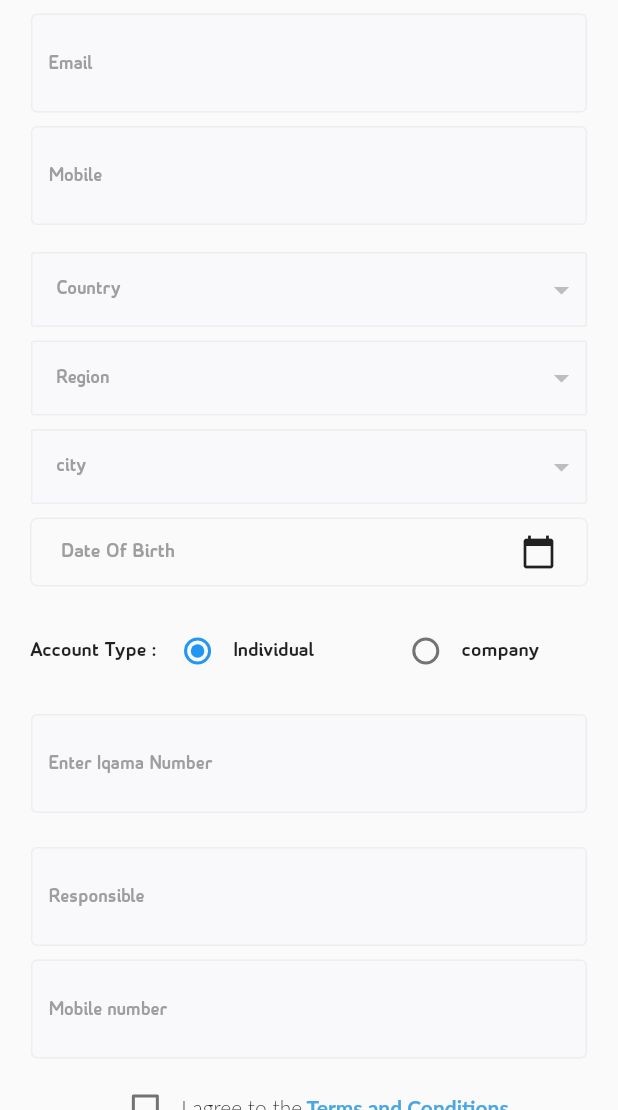
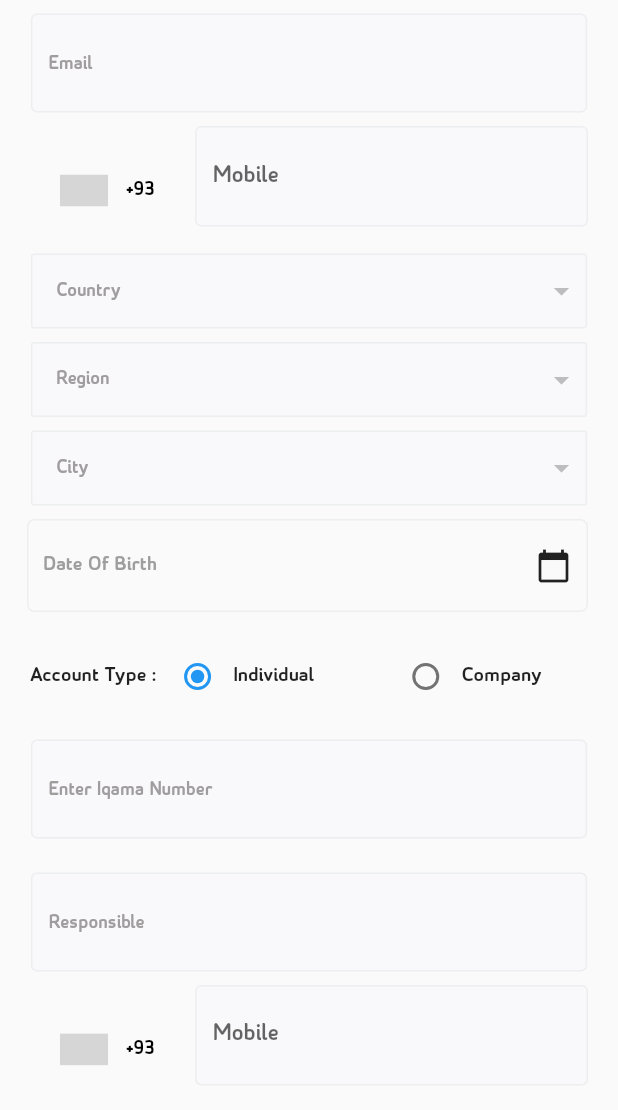
Before and after one commit to syabdullah/success-stations, a Flutter app: the CompanySignUp screen opened directly, on a phone screen of 412 x 824 dp, the part 126-1236 px from its top. Run offline on Flutter 3.47's test engine with Material 2 defaults, Android fonts, the phone set to English and light mode, and no system bars; drawn by our look-alikes of intl_phone_number_input; our stand-ins replace carousel_slider, dio, dotted_border, firebase_core, firebase_crashlytics, flutter_html and 18 more; missing offline and left inert: clippy_flutter, custom_info_window, firebase_core_web, flutter_login_facebook, flutter_multiselect, flutter_shimmer and 8 more; accounts and stored records are empty; network calls fail; Roboto replaces fonts that are missing (Lato); grey boxes are pictures that could not be loaded.

Commit message:
Fix/bug fixing (#135)
* task comp

* changes

* changes

Co-authored-by: LAP-073 <lap-073@vig38-h03-89-89-89-30.dsl.sta.abo.bbox.fr>

```diff
--- a/lib/generated_plugin_registrant.dart
+++ b/lib/generated_plugin_registrant.dart
@@ -9,6 +9,7 @@ import 'package:fluttertoast/fluttertoast_web.dart';
 import 'package:geolocator_web/geolocator_web.dart';
 import 'package:google_sign_in_web/google_sign_in_web.dart';
 import 'package:image_picker_for_web/image_picker_for_web.dart';
+import 'package:libphonenumber_web/libphonenumber_web.dart';
 import 'package:package_info_plus_web/package_info_plus_web.dart';
 import 'package:url_launcher_web/url_launcher_web.dart';
 import 'package:video_player_web/video_player_web.dart';
@@ -23,6 +24,7 @@ void registerPlugins(Registrar registrar) {
   GeolocatorPlugin.registerWith(registrar);
   GoogleSignInPlugin.registerWith(registrar);
   ImagePickerPlugin.registerWith(registrar);
+  LibPhoneNumberPlugin.registerWith(registrar);
   PackageInfoPlugin.registerWith(registrar);
   UrlLauncherPlugin.registerWith(registrar);
   VideoPlayerPlugin.registerWith(registrar);
--- a/lib/styling/images.dart
+++ b/lib/styling/images.dart
@@ -88,4 +88,5 @@ class AppImages {
   static String locationimg  = imagePath +'location.png';
   //membership
   static String memberShip = imagePath + 'company.png';
+  static String homeicon = imagePath + 'home.png';
 }
--- a/lib/view/auth/country.dart
+++ b/lib/view/auth/country.dart
@@ -1,5 +1,6 @@
 import 'package:flutter/material.dart';
 import 'package:get/get.dart';
+import 'package:get_storage/get_storage.dart';
 import 'package:success_stations/controller/country_controller.dart';
 import 'package:success_stations/styling/button.dart';
 import 'package:success_stations/styling/colors.dart';
@@ -14,7 +15,7 @@ class _CountryPageState extends State<Ccountry> {
   TextEditingController emailController = TextEditingController();
 
   var selectedIndex;
-
+  GetStorage box = GetStorage();
   Widget featureCountryList(countryListData){
     return Container(
       alignment: Alignment.bottomCenter,
@@ -28,6 +29,8 @@ class _CountryPageState extends State<Ccountry> {
             onTap: (){
               setState(() {
                 selectedIndex = index;
+                print(selectedIndex);
+                box.write("country",selectedIndex);
               });
             },
             child: Column(
--- a/lib/view/auth/sign_up/company_sign_up.dart
+++ b/lib/view/auth/sign_up/company_sign_up.dart
@@ -3,6 +3,7 @@
 import 'package:flutter/material.dart';
 import 'package:get/get.dart';
 import 'package:flutter_multiselect/flutter_multiselect.dart';
+import 'package:intl_phone_number_input/intl_phone_number_input.dart';
 import 'package:multiselect_formfield/multiselect_formfield.dart';
 import 'package:success_stations/controller/city_controller.dart';
 import 'package:success_stations/controller/country_controller.dart';
@@ -366,37 +367,53 @@ class _CompanySignPageState extends State<CompanySignUp> {
   }
 
   Widget mobile() {
-    return  Container(
-      margin:EdgeInsets.only(left:20, right: 20),
-      width: Get.width * 0.9,
-      child: CustomTextFiled(
-        isObscure: false,
-        hintText: "mobile".tr,
-        hintStyle: TextStyle(fontSize: 13, color: AppColors.inputTextColor),
-        hintColor: AppColors.inputTextColor,
-        onChanged: (value) {  },
-          onSaved: (String? newValue) {  },
-          onFieldSubmitted: (value) {  },
-          // isObscure: true,
-          textController: mobile1Controller,
-          validator: (value) {
-          String  pattern =r'^[+]*[(]{0,1}[0-9]{1,4}[)]{0,1}[-\s\./0-9]*$';
-          RegExp regExp = RegExp(pattern);
-          if( value.length  == 0){
-            return 'Enter Mobile Number';
-          }
-          else if(!regExp.hasMatch(value)) {
-              return "Phone must be in digits";
-          }
-          else if(value.length !=12){
-            return 'Mobile Number must be of 12 digits';
-          }
-          else
-          return null;
-        },
-        errorText: '',
-      ),
-    );
+    return   Container(
+      padding: EdgeInsets.symmetric(horizontal: 20),
+      child: InternationalPhoneNumberInput(
+              inputDecoration:   InputDecoration(
+              fillColor: AppColors.inputColor,
+              filled: true,
+              border: InputBorder.none,
+              errorBorder: OutlineInputBorder(
+                 borderSide: BorderSide(
+                  color: Colors.red
+                ),
+              ),
+              focusedErrorBorder: OutlineInputBorder(
+                 borderSide: BorderSide(
+                  color: Colors.red
+                ),
+              ),
+              enabledBorder: OutlineInputBorder(
+                borderSide: BorderSide(
+                  color: AppColors.outline
+                ),
+              ),
+              hintText: "Mobile",
+
+            ),
+              onInputChanged: (PhoneNumber number) {
+                print(number.phoneNumber);
+              },
+              onInputValidated: (bool value) {
+                print(value);
+              },
+              selectorConfig: SelectorConfig(
+                selectorType: PhoneInputSelectorType.BOTTOM_SHEET,
+              ),
+              ignoreBlank: false,
+              autoValidateMode: AutovalidateMode.disabled,
+              selectorTextStyle: TextStyle(color: Colors.black),
+              // initialValue: n,
+              textFieldController: mobile1Controller,
+              formatInput: false,
+              keyboardType:
+                  TextInputType.numberWithOptions(signed: true, decimal: true),
+              inputBorder: OutlineInputBorder(),
+              onSaved: (PhoneNumber number) {
+                print('On Saved: $number');
+              },
+            ));
   }
   var finalDate;
   Widget companyDob() {
@@ -427,9 +444,10 @@ class _CompanySignPageState extends State<CompanySignUp> {
     //   ),
     // );
   return Container(
-          padding: const EdgeInsets.symmetric(vertical:10.0,horizontal: 20),
-          margin: EdgeInsets.only(left: 20,right: 20,bottom: 10),
+          padding: const EdgeInsets.symmetric(vertical:18.0,horizontal: 10),
+          margin: EdgeInsets.only(left: 18,right: 20,bottom: 10),
           decoration: BoxDecoration(
+
             borderRadius: BorderRadius.circular(5),
             border: Border.all(color: AppColors.outline)
           ),
@@ -725,23 +743,53 @@ class _CompanySignPageState extends State<CompanySignUp> {
   }
 
   Widget mobileNumber() {
-    return  Container(
-      margin:EdgeInsets.only(left:20, right: 20),
-      width: Get.width * 0.9,
-      child: CustomTextFiled(
-        isObscure: false,
-        hintText: "mobile_number".tr,
-        hintStyle: TextStyle(fontSize: 13, color: AppColors.inputTextColor),
-        hintColor: AppColors.inputTextColor,
-        onChanged: (value) {  },
-        onSaved: (String? newValue) {  },
-        onFieldSubmitted: (value) {  },
-        // isObscure: true,
-        textController: mobileController,
-        validator: (value) {  },
-        errorText: '',
-      ),
-    );
+    return   Container(
+      padding: EdgeInsets.symmetric(horizontal: 20),
+      child: InternationalPhoneNumberInput(
+              inputDecoration:   InputDecoration(
+              fillColor: AppColors.inputColor,
+              filled: true,
+              border: InputBorder.none,
+              errorBorder: OutlineInputBorder(
+                 borderSide: BorderSide(
+                  color: Colors.red
+                ),
+              ),
+              focusedErrorBorder: OutlineInputBorder(
+                 borderSide: BorderSide(
+                  color: Colors.red
+                ),
+              ),
+              enabledBorder: OutlineInputBorder(
+                borderSide: BorderSide(
+                  color: AppColors.outline
+                ),
+              ),
+              hintText: "Mobile",
+
+            ),
+              onInputChanged: (PhoneNumber number) {
+                print(number.phoneNumber);
+              },
+              onInputValidated: (bool value) {
+                print(value);
+              },
+              selectorConfig: SelectorConfig(
+                selectorType: PhoneInputSelectorType.BOTTOM_SHEET,
+              ),
+              ignoreBlank: false,
+              autoValidateMode: AutovalidateMode.disabled,
+              selectorTextStyle: TextStyle(color: Colors.black),
+              // initialValue: n,
+              // textFieldController: mobileController,
+              formatInput: false,
+              keyboardType:
+                  TextInputType.numberWithOptions(signed: true, decimal: true),
+              inputBorder: OutlineInputBorder(),
+              onSaved: (PhoneNumber number) {
+                print('On Saved: $number');
+              },
+            ));
   }
 
 
--- a/lib/view/auth/tab_bar.dart
+++ b/lib/view/auth/tab_bar.dart
@@ -60,7 +60,7 @@ class _TabBarState extends State<TabBarPage>with SingleTickerProviderStateMixin{
                       ),
                       Tab(
                         child: Text(
-                          'company', style: TextStyle(color: Colors.grey)
+                          'Company', style: TextStyle(color: Colors.grey)
                         )
                       ),
                     ]
--- a/lib/view/drawer_screen.dart
+++ b/lib/view/drawer_screen.dart
@@ -195,7 +195,7 @@ var lang;
                               ),
                             ),
                           ),
-                          CustomListTile(AppImages.aboutus, 'home'.tr, ()  {
+                          CustomListTile(AppImages.homeicon, 'home'.tr, ()  {
                             Get.to(BottomTabs());
                           },15.0 ),
                           CustomListTile(AppImages.ma, 'drafted_ads'.tr, ()  {
--- a/lib/view/i18n/lang/en_dart.dart
+++ b/lib/view/i18n/lang/en_dart.dart
@@ -50,7 +50,7 @@ const Map<String, String> en = {
   "dob": "Date of Birth",
   "region": "Region",
   "country": "Country",
-  "city":"city",
+  "city":"City",
   "Iqama_number": "ID / Iqama number",
   "cr_no": "CR NO",
   "college": "College",
@@ -156,7 +156,7 @@ const Map<String, String> en = {
   "individual": "Individual",
   "recentelyContact": "Recently Contacted",
   "inbox": "INBOX",
-  "company": "company",
+  "company": "Company",
   "website": "website",
   "book_list": "Book List",
   "all": "All",
--- a/pubspec.yaml
+++ b/pubspec.yaml
@@ -67,6 +67,8 @@ dependencies:
   geolocator: ^7.5.0
   web_socket_channel: ^2.1.0
   flutter_switch: ^0.3.2
+  intl_phone_field: ^2.0.1
+  intl_phone_number_input: ^0.7.0+2
   # go_sell_sdk_flutter: ^2.0.7
 
 
```
Also changed, not shown: lib/view/ads.dart (+9 -6 lines), lib/view/auth/offer_list.dart (+19 -4 lines), lib/view/auth/sign_up/student_sign_up.dart (+55 -34 lines), assets/images/home.png (added), pubspec.lock.
